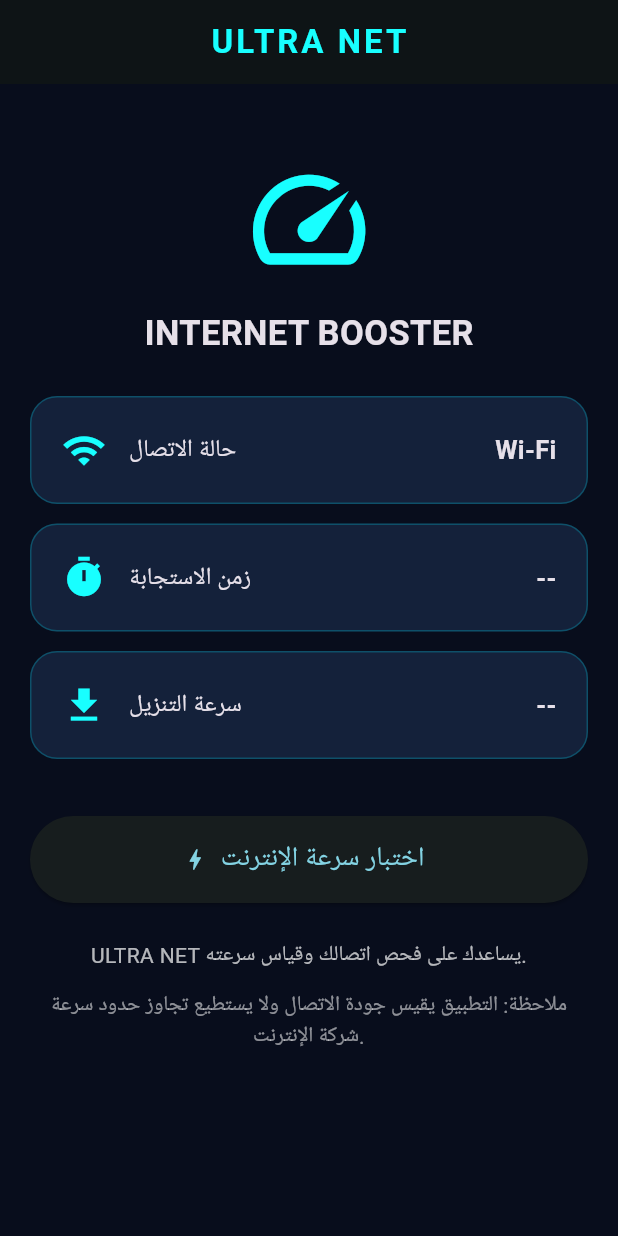
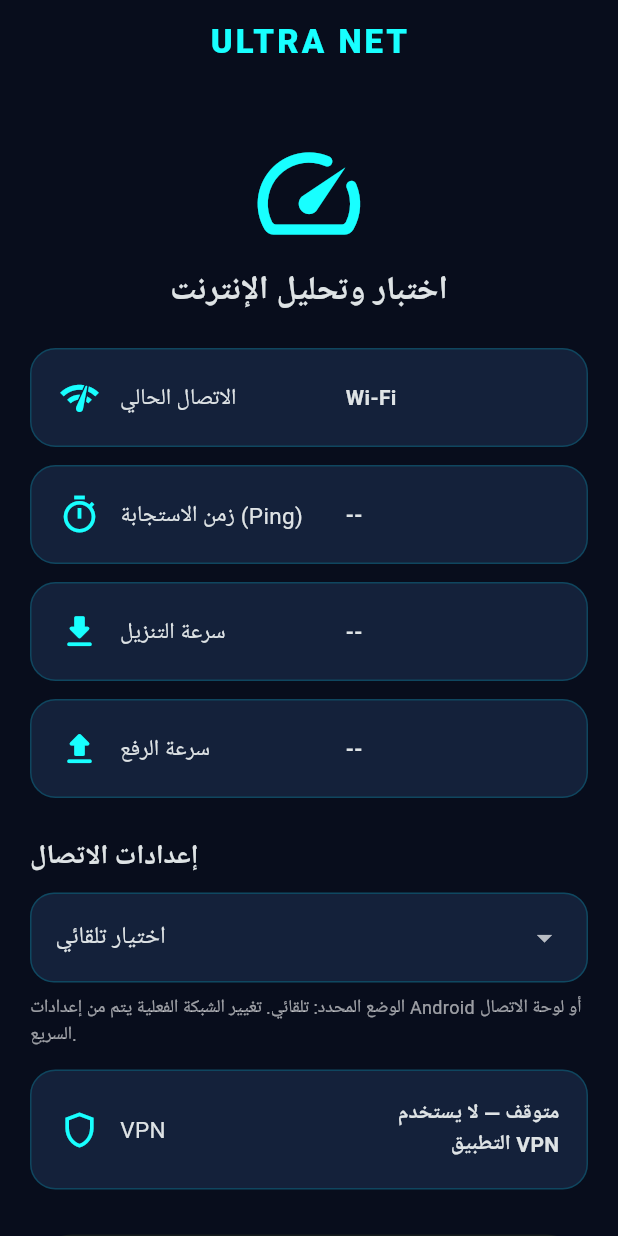
Before and after one commit to omar250/ultra-net, a Flutter app: the screen it shows after launch, on a phone screen of 412 x 824 dp. Run offline on Flutter 3.47's test engine with Material 3 defaults, Android fonts, the phone set to English and light mode, and no system bars; our stand-ins replace connectivity_plus.

Commit message:
Refactor main function and improve UI structure

```diff
--- a/lib/main.dart
+++ b/lib/main.dart
@@ -1,29 +1,30 @@
+import 'dart:async';
+import 'dart:typed_data';
 
 import 'package:flutter/material.dart';
 import 'package:connectivity_plus/connectivity_plus.dart';
 import 'package:http/http.dart' as http;
 
-void main() {
-  runApp(const UltraNetApp());
-}
+void main() => runApp(const UltraNetApp());
 
 class UltraNetApp extends StatelessWidget {
   const UltraNetApp({super.key});
 
   @override
-  Widget build(BuildContext context) {
-    return MaterialApp(
+  Widget build(BuildContext context) => MaterialApp(
+        title: 'ULTRA NET',
         debugShowCheckedModeBanner: false,
-      theme: ThemeData.dark().copyWith(
+        theme: ThemeData(
+          brightness: Brightness.dark,
           scaffoldBackgroundColor: const Color(0xFF080D1C),
           colorScheme: ColorScheme.fromSeed(
             seedColor: Colors.cyan,
             brightness: Brightness.dark,
           ),
+          useMaterial3: true,
         ),
         home: const HomePage(),
       );
-  }
 }
 
 class HomePage extends StatefulWidget {
@@ -34,194 +35,298 @@ class HomePage extends StatefulWidget {
 }
 
 class _HomePageState extends State<HomePage> {
+  final Connectivity _connectivity = Connectivity();
+  StreamSubscription<List<ConnectivityResult>>? _subscription;
+
   String network = 'جارٍ الفحص';
   String ping = '--';
-  String speed = '--';
+  String downloadSpeed = '--';
+  String uploadSpeed = '--';
+  String preferredNetwork = 'auto';
+  String status = 'جاهز لفحص اتصالك';
   bool loading = false;
 
   @override
   void initState() {
     super.initState();
     checkNetwork();
+    _subscription =
+        _connectivity.onConnectivityChanged.listen(_updateNetwork);
+  }
+
+  @override
+  void dispose() {
+    _subscription?.cancel();
+    super.dispose();
   }
 
   Future<void> checkNetwork() async {
-    final result = await Connectivity().checkConnectivity();
+    try {
+      _updateNetwork(await _connectivity.checkConnectivity());
+    } catch (_) {
+      if (mounted) setState(() => network = 'تعذر تحديد الاتصال');
+    }
+  }
 
+  void _updateNetwork(List<ConnectivityResult> result) {
     if (!mounted) return;
-
     setState(() {
       if (result.contains(ConnectivityResult.wifi)) {
         network = 'Wi-Fi';
       } else if (result.contains(ConnectivityResult.mobile)) {
-        network = 'Mobile Data';
+        network = 'بيانات الهاتف';
+      } else if (result.contains(ConnectivityResult.ethernet)) {
+        network = 'اتصال سلكي';
       } else {
         network = 'غير متصل';
       }
     });
   }
 
+  String get selectedNetworkLabel {
+    switch (preferredNetwork) {
+      case 'wifi':
+        return 'Wi-Fi';
+      case 'mobile':
+        return 'بيانات الهاتف';
+      default:
+        return 'تلقائي';
+    }
+  }
+
+  Future<int> _measurePing() async {
+    final samples = <int>[];
+    for (var i = 0; i < 3; i++) {
+      final watch = Stopwatch()..start();
+      final response = await http
+          .get(Uri.parse('https://www.cloudflare.com/cdn-cgi/trace'))
+          .timeout(const Duration(seconds: 12));
+      watch.stop();
+      if (response.statusCode == 200) {
+        samples.add(watch.elapsedMilliseconds);
+      }
+    }
+    if (samples.isEmpty) throw Exception('Ping test failed');
+    samples.sort();
+    return samples[samples.length ~/ 2];
+  }
+
+  Future<double> _measureDownload() async {
+    const bytes = 5000000;
+    final watch = Stopwatch()..start();
+    final response = await http
+        .get(Uri.parse('https://speed.cloudflare.com/__down?bytes=$bytes'))
+        .timeout(const Duration(seconds: 40));
+    watch.stop();
+    if (response.statusCode != 200 || watch.elapsedMilliseconds == 0) {
+      throw Exception('Download test failed');
+    }
+    return response.bodyBytes.length *
+        8 /
+        1000000 /
+        (watch.elapsedMilliseconds / 1000);
+  }
+
+  Future<double> _measureUpload() async {
+    const bytes = 500000;
+    final watch = Stopwatch()..start();
+    final response = await http
+        .post(
+          Uri.parse('https://speed.cloudflare.com/__up'),
+          headers: {'Content-Type': 'application/octet-stream'},
+          body: Uint8List(bytes),
+        )
+        .timeout(const Duration(seconds: 40));
+    watch.stop();
+    if (response.statusCode < 200 ||
+        response.statusCode >= 300 ||
+        watch.elapsedMilliseconds == 0) {
+      throw Exception('Upload test failed');
+    }
+    return bytes * 8 / 1000000 / (watch.elapsedMilliseconds / 1000);
+  }
+
   Future<void> testSpeed() async {
+    if (loading) return;
     setState(() {
       loading = true;
       ping = '...';
-      speed = '...';
+      downloadSpeed = '...';
+      uploadSpeed = '...';
+      status = 'جارٍ قياس زمن الاستجابة';
     });
 
     try {
-      final watch = Stopwatch()..start();
+      final measuredPing = await _measurePing();
+      if (!mounted) return;
+      setState(() => status = 'جارٍ قياس سرعة التنزيل');
 
-      final response = await http.get(
-        Uri.parse('https://www.cloudflare.com/cdn-cgi/trace'),
-      ).timeout(const Duration(seconds: 15));
+      final measuredDownload = await _measureDownload();
+      if (!mounted) return;
+      setState(() => status = 'جارٍ قياس سرعة الرفع');
 
-      watch.stop();
-
-      if (response.statusCode != 200) {
-        throw Exception('Connection failed');
-      }
-
-      final measuredPing = watch.elapsedMilliseconds;
-
-      final downloadWatch = Stopwatch()..start();
-
-      final downloadResponse = await http.get(
-        Uri.parse(
-          'https://speed.cloudflare.com/__down?bytes=1000000',
-        ),
-      ).timeout(const Duration(seconds: 30));
-
-      downloadWatch.stop();
-
-      if (downloadResponse.statusCode != 200 ||
-          downloadWatch.elapsedMilliseconds == 0) {
-        throw Exception('Speed test failed');
-      }
-
-      final mbps = downloadResponse.bodyBytes.length *
-          8 /
-          1000000 /
-          (downloadWatch.elapsedMilliseconds / 1000);
-
+      final measuredUpload = await _measureUpload();
       if (!mounted) return;
 
       setState(() {
         ping = '$measuredPing ms';
-        speed = '${mbps.toStringAsFixed(2)} Mbps';
+        downloadSpeed = measuredDownload.toStringAsFixed(2) + ' Mbps';
+        uploadSpeed = measuredUpload.toStringAsFixed(2) + ' Mbps';
+        status = 'اكتمل اختبار السرعة';
       });
     } catch (_) {
       if (!mounted) return;
-
       setState(() {
-        ping = '--';
-        speed = 'تعذر القياس';
+        status = 'تعذر إكمال الاختبار. تحقق من الإنترنت وحاول مجدداً.';
+        if (ping == '...') ping = '--';
+        if (downloadSpeed == '...') downloadSpeed = '--';
+        if (uploadSpeed == '...') uploadSpeed = '--';
       });
-    }
-
-    if (mounted) {
-      setState(() => loading = false);
+    } finally {
+      if (mounted) setState(() => loading = false);
     }
   }
 
   @override
-  Widget build(BuildContext context) {
-    return Scaffold(
+  Widget build(BuildContext context) => Scaffold(
         appBar: AppBar(
           title: const Text(
             'ULTRA NET',
             style: TextStyle(
               color: Colors.cyanAccent,
-            fontWeight: FontWeight.bold,
+              fontWeight: FontWeight.w800,
               letterSpacing: 2,
             ),
           ),
           centerTitle: true,
+          backgroundColor: Colors.transparent,
         ),
         body: ListView(
           padding: const EdgeInsets.all(20),
           children: [
-          const SizedBox(height: 25),
-          const Icon(
-            Icons.speed,
-            color: Colors.cyanAccent,
-            size: 90,
-          ),
-          const SizedBox(height: 15),
+            const SizedBox(height: 12),
+            const Icon(Icons.speed_rounded,
+                color: Colors.cyanAccent, size: 82),
+            const SizedBox(height: 8),
             const Center(
               child: Text(
-              'INTERNET BOOSTER',
-              style: TextStyle(
-                fontSize: 23,
-                fontWeight: FontWeight.bold,
+                'اختبار وتحليل الإنترنت',
+                style: TextStyle(fontSize: 22, fontWeight: FontWeight.bold),
+              ),
+            ),
+            const SizedBox(height: 22),
+            _infoCard('الاتصال الحالي', network, Icons.network_check),
+            _infoCard('زمن الاستجابة (Ping)', ping, Icons.timer_outlined),
+            _infoCard('سرعة التنزيل', downloadSpeed, Icons.download_rounded),
+            _infoCard('سرعة الرفع', uploadSpeed, Icons.upload_rounded),
+            const SizedBox(height: 14),
+            _sectionTitle('إعدادات الاتصال'),
+            Container(
+              padding: const EdgeInsets.symmetric(horizontal: 16, vertical: 5),
+              decoration: BoxDecoration(
+                color: const Color(0xFF14213A),
+                borderRadius: BorderRadius.circular(16),
+                border: Border.all(color: Colors.cyan.withOpacity(0.25)),
+              ),
+              child: DropdownButtonHideUnderline(
+                child: DropdownButton<String>(
+                  value: preferredNetwork,
+                  isExpanded: true,
+                  items: const [
+                    DropdownMenuItem(
+                        value: 'auto', child: Text('اختيار تلقائي')),
+                    DropdownMenuItem(value: 'wifi', child: Text('Wi-Fi')),
+                    DropdownMenuItem(
+                        value: 'mobile', child: Text('بيانات الهاتف')),
+                  ],
+                  onChanged: loading
+                      ? null
+                      : (value) {
+                          if (value != null) {
+                            setState(() => preferredNetwork = value);
+                          }
+                        },
                 ),
               ),
             ),
-          const SizedBox(height: 25),
-          card('حالة الاتصال', network, Icons.wifi),
-          card('زمن الاستجابة', ping, Icons.timer),
-          card('سرعة التنزيل', speed, Icons.download),
-          const SizedBox(height: 25),
+            const SizedBox(height: 8),
+            Text(
+              'الوضع المحدد: $selectedNetworkLabel. تغيير الشبكة الفعلية يتم من إعدادات Android أو لوحة الاتصال السريع.',
+              style: const TextStyle(color: Colors.white60, fontSize: 12),
+            ),
+            const SizedBox(height: 14),
+            _infoCard('VPN', 'متوقف — لا يستخدم التطبيق VPN',
+                Icons.shield_outlined),
+            const SizedBox(height: 18),
             SizedBox(
-            height: 58,
+              height: 56,
               child: ElevatedButton.icon(
                 onPressed: loading ? null : testSpeed,
                 icon: loading
                     ? const SizedBox(
                         width: 20,
                         height: 20,
-                      child: CircularProgressIndicator(
-                        strokeWidth: 2,
-                      ),
+                        child: CircularProgressIndicator(strokeWidth: 2),
                       )
                     : const Icon(Icons.bolt),
                 label: Text(
-                loading ? 'جارٍ الاختبار...' : 'اختبار سرعة الإنترنت',
-                style: const TextStyle(fontSize: 18),
+                  loading ? 'جارٍ الاختبار...' : 'ابدأ اختبار السرعة',
+                  style: const TextStyle(
+                      fontSize: 17, fontWeight: FontWeight.bold),
                 ),
               ),
             ),
-          const SizedBox(height: 25),
+            const SizedBox(height: 14),
+            Center(
+              child: Text(
+                status,
+                textAlign: TextAlign.center,
+                style: const TextStyle(color: Colors.cyanAccent),
+              ),
+            ),
+            const SizedBox(height: 18),
             const Text(
-            'ULTRA NET يساعدك على فحص اتصالك وقياس سرعته.',
+              'تنبيه: التطبيق يقيس أداء الاتصال ولا يستطيع تجاوز السرعة التي توفرها شركة الإنترنت أو تقوية إشارة الشبكة من تلقاء نفسه.',
               textAlign: TextAlign.center,
-            style: TextStyle(color: Colors.white70),
-          ),
-          const SizedBox(height: 12),
-          const Text(
-            'ملاحظة: التطبيق يقيس جودة الاتصال ولا يستطيع تجاوز حدود سرعة شركة الإنترنت.',
-            textAlign: TextAlign.center,
-            style: TextStyle(color: Colors.white54),
+              style: TextStyle(
+                  color: Colors.white54, fontSize: 12, height: 1.5),
             ),
           ],
         ),
       );
-  }
 
-  Widget card(String title, String value, IconData icon) {
-    return Container(
-      margin: const EdgeInsets.only(bottom: 13),
-      padding: const EdgeInsets.all(20),
+  Widget _sectionTitle(String title) => Padding(
+        padding: const EdgeInsets.only(bottom: 10),
+        child: Text(
+          title,
+          style: const TextStyle(fontSize: 18, fontWeight: FontWeight.bold),
+        ),
+      );
+
+  Widget _infoCard(String title, String value, IconData icon) => Container(
+        margin: const EdgeInsets.only(bottom: 12),
+        padding: const EdgeInsets.all(18),
         decoration: BoxDecoration(
           color: const Color(0xFF14213A),
-        borderRadius: BorderRadius.circular(18),
-        border: Border.all(color: Colors.cyan.withOpacity(0.3)),
+          borderRadius: BorderRadius.circular(17),
+          border: Border.all(color: Colors.cyan.withOpacity(0.24)),
         ),
         child: Row(
           children: [
-          Icon(icon, color: Colors.cyanAccent, size: 30),
-          const SizedBox(width: 15),
+            Icon(icon, color: Colors.cyanAccent, size: 28),
+            const SizedBox(width: 13),
             Expanded(
-            child: Text(title, style: const TextStyle(fontSize: 16)),
-          ),
-          Text(
+                child: Text(title, style: const TextStyle(fontSize: 15))),
+            const SizedBox(width: 8),
+            Flexible(
+              child: Text(
                 value,
-            style: const TextStyle(
-              fontSize: 17,
-              fontWeight: FontWeight.bold,
+                textAlign: TextAlign.end,
+                style:
+                    const TextStyle(fontSize: 14, fontWeight: FontWeight.bold),
               ),
             ),
           ],
         ),
       );
 }
-}
```
Lines whose indentation alone changed are shown as unchanged.
